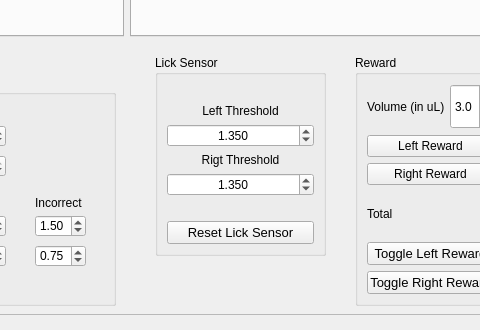
Above: protocols/random_dot_motion/gui/rdk_rig.ui from vaibrainium/NeuRPi before the change; both pictures show x 395 to 875 and y 445 to 775 of the 1063 by 775 pixel window. Below: the same form after it.
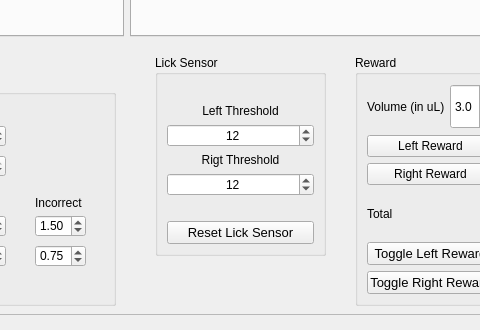
That is the form after the change. Custom widgets are drawn as their Qt base class.

Diff of the .ui file:
```diff
--- a/protocols/random_dot_motion/gui/rdk_rig.ui
+++ b/protocols/random_dot_motion/gui/rdk_rig.ui
@@ -958,19 +958,19 @@
          <string/>
         </property>
         <property name="decimals">
-         <number>3</number>
+         <number>0</number>
         </property>
         <property name="minimum">
-         <double>1.050000000000000</double>
+         <double>1</double>
         </property>
         <property name="maximum">
-         <double>3.000000000000000</double>
+         <double>255</double>
         </property>
         <property name="singleStep">
          <double>0.005000000000000</double>
         </property>
         <property name="value">
-         <double>1.350000000000000</double>
+         <double>12</double>
         </property>
        </widget>
       </item>
@@ -996,19 +996,19 @@
          <string/>
         </property>
         <property name="decimals">
-         <number>3</number>
+         <number>0</number>
         </property>
         <property name="minimum">
-         <double>1.050000000000000</double>
+         <double>1</double>
         </property>
         <property name="maximum">
-         <double>3.000000000000000</double>
+         <double>255</double>
         </property>
         <property name="singleStep">
          <double>0.005000000000000</double>
         </property>
         <property name="value">
-         <double>1.350000000000000</double>
+         <double>12</double>
         </property>
        </widget>
       </item>
```
Left out of the diff: 4 changed lines with no effect on the pictures.
